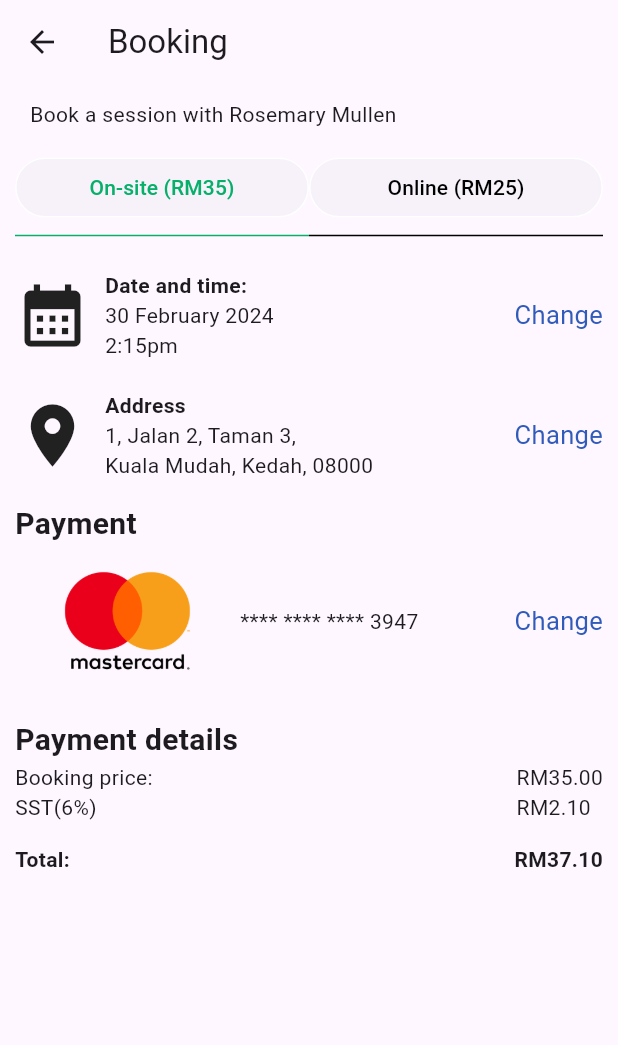
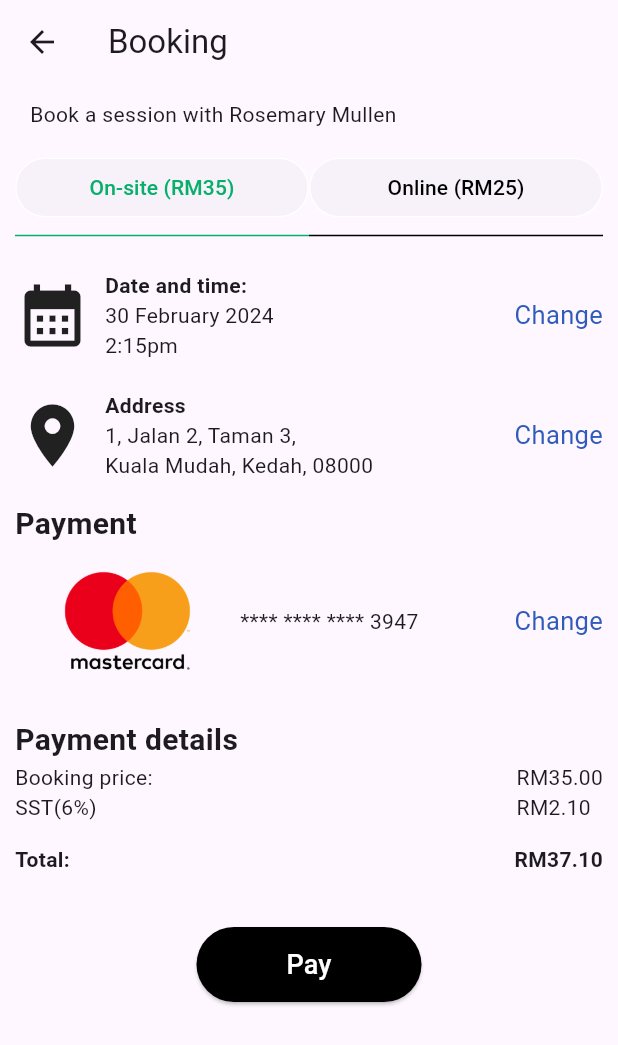
Before and after one commit to Jisi-A/manna_vhack2024, a Flutter app: the profPayment screen opened directly, on a phone screen of 412 x 824 dp. Shown: the top 1045 px of the screen. Run offline on Flutter 3.47's test engine with Material 3 defaults, Android fonts, the light colour scheme and no system bars; key blocks and very long unbroken strings in the code were emptied for the run.

Commit message:
:lipstick: Added a pay button

```diff
--- a/lib/pages/proffessional_payment.dart
+++ b/lib/pages/proffessional_payment.dart
@@ -228,6 +228,27 @@ class _profPaymentState extends State<profPayment> {
                 ],
               ),
             ),
+            Row(
+              mainAxisAlignment: MainAxisAlignment.center,
+              children: [
+                Padding(
+                  padding: const EdgeInsets.only(top: 35),
+                  child: ElevatedButton(
+                    onPressed: () {},
+                    child: Text(
+                      "Pay",
+                      style: TextStyle(
+                          color: Colors.white,
+                          fontSize: 18), // Adjusted font size
+                    ),
+                    style: ElevatedButton.styleFrom(
+                      backgroundColor: Colors.black,
+                      minimumSize: Size(150, 50), // Adjusted button size
+                    ),
+                  ),
+                ),
+              ],
+            ),
           ],
         ),
       ),
```
